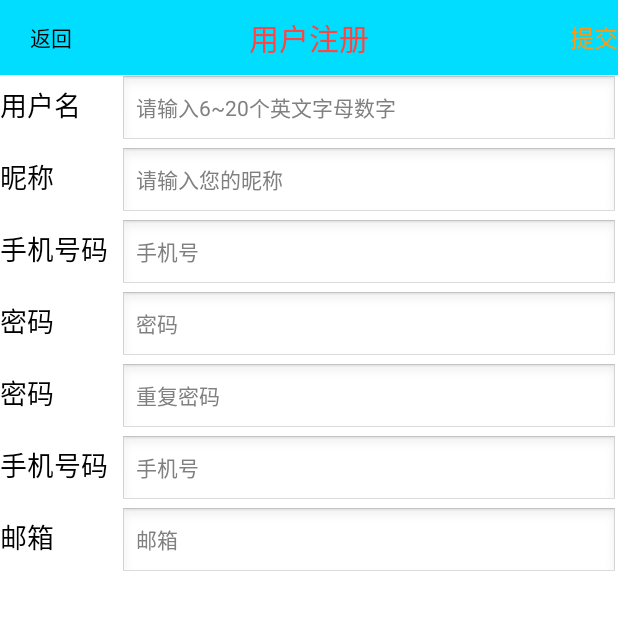
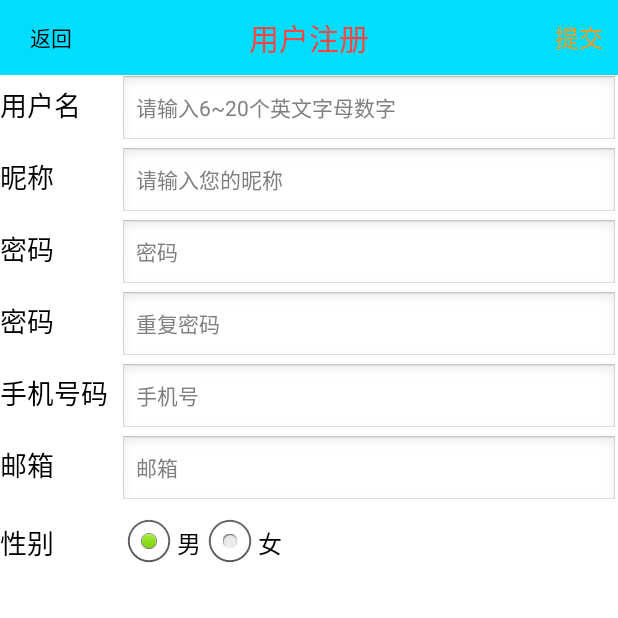
Before and after one commit to cjluzzl/TBTProjectAndroid, an Android app: the RegisterActivity screen opened directly, with no data from a screen before it, on a phone screen of 412 x 824 dp, the top half of it. Run offline under Robolectric (Android 15) with nearby library versions, the phone set to English and light mode, and no system bars.

Commit message:
添加了用户注册页面和部分细节优化

```diff
--- a/app/src/main/java/cn/cjluzzl/tbt/tbtproject/activity/RegisterActivity.java
+++ b/app/src/main/java/cn/cjluzzl/tbt/tbtproject/activity/RegisterActivity.java
@@ -2,7 +2,20 @@ package cn.cjluzzl.tbt.tbtproject.activity;
 
 import android.app.Activity;
 import android.os.Bundle;
+import android.text.TextUtils;
+import android.view.View;
 import android.view.Window;
+import android.widget.Button;
+import android.widget.EditText;
+import android.widget.RadioGroup;
+import android.widget.Toast;
+
+import com.lidroid.xutils.HttpUtils;
+import com.lidroid.xutils.exception.HttpException;
+import com.lidroid.xutils.http.RequestParams;
+import com.lidroid.xutils.http.ResponseInfo;
+import com.lidroid.xutils.http.callback.RequestCallBack;
+import com.lidroid.xutils.http.client.HttpRequest;
 
 import cn.cjluzzl.tbt.tbtproject.R;
 
@@ -14,10 +27,90 @@ import cn.cjluzzl.tbt.tbtproject.R;
  */
 
 public class RegisterActivity extends Activity {
+    Button btnBack;
+    Button btnSubmit;
+    EditText etUserName;
+    EditText etNickName;
+    EditText etPwd;
+    EditText etPwdAgain;
+    EditText etEmail;
+    EditText etPhoneNumber;
+
+    String UserName;
+    String NickName;
+    String Pwd;
+    String PwdAgain;
+    String Email;
+    String PhoneNumber;
+
+    RadioGroup rg;
+    String gender = "male";
     @Override
     protected void onCreate(Bundle savedInstanceState) {
         super.onCreate(savedInstanceState);
         requestWindowFeature(Window.FEATURE_NO_TITLE);
         setContentView(R.layout.register);
+        btnBack = (Button) findViewById(R.id.btn_register_back);
+        btnSubmit = (Button) findViewById(R.id.btn_register_submit);
+        etUserName = (EditText) findViewById(R.id.et_register_username);
+        etNickName = (EditText) findViewById(R.id.et_register_nick_name);
+        etEmail = (EditText) findViewById(R.id.et_register_email);
+        etPwd = (EditText) findViewById(R.id.et_register_passwd);
+        etPwdAgain = (EditText) findViewById(R.id.et_register_passwd_again);
+        etPhoneNumber = (EditText) findViewById(R.id.et_register_phone_number);
+        rg = (RadioGroup) findViewById(R.id.rg);
+        btnBack.setOnClickListener(new View.OnClickListener() {
+            @Override
+            public void onClick(View v) {
+                finish();
+            }
+        });
+        rg.setOnCheckedChangeListener(new RadioGroup.OnCheckedChangeListener() {
+            @Override
+            public void onCheckedChanged(RadioGroup group, int checkedId) {
+                if(checkedId == R.id.rb_male){
+                    gender = "male";
+                }
+                if(checkedId == R.id.rb_female){
+                    gender = "female";
+                }
+            }
+        });
+
+        btnSubmit.setOnClickListener(new View.OnClickListener() {
+            @Override
+            public void onClick(View v) {
+                UserName = etUserName.getText().toString();
+                NickName = etNickName.getText().toString();
+                Pwd = etPwd.getText().toString();
+                PwdAgain = etPwdAgain.getText().toString();
+                Email = etEmail.getText().toString();
+                PhoneNumber = etPhoneNumber.getText().toString();
+
+                RequestParams params = new RequestParams();
+                params.addBodyParameter("username",UserName);
+                params.addBodyParameter("pwd",Pwd);
+                params.addBodyParameter("email",Email);
+                params.addBodyParameter("phoneNumber", PhoneNumber);
+                params.addBodyParameter("gender",gender);
+                HttpUtils utils = new HttpUtils();
+                utils.send(HttpRequest.HttpMethod.POST, "http://192.168.155.1:8000/users/mobile_register/", params, new RequestCallBack<Object>() {
+                    @Override
+                    public void onSuccess(ResponseInfo<Object> responseInfo) {
+                        String result = (String) responseInfo.result;
+                        if(TextUtils.equals(result, "success")){
+                            Toast.makeText(RegisterActivity.this, "注册成功",Toast.LENGTH_SHORT).show();
+                        }else{
+                            Toast.makeText(RegisterActivity.this, "注册失败",Toast.LENGTH_SHORT).show();
+                        }
+                    }
+
+                    @Override
+                    public void onFailure(HttpException error, String msg) {
+                        Toast.makeText(RegisterActivity.this, "网络故障，请重试",Toast.LENGTH_SHORT).show();
+                    }
+                });
+            }
+        });
     }
 }
--- a/app/src/main/res/layout/login.xml
+++ b/app/src/main/res/layout/login.xml
@@ -41,6 +41,7 @@
             android:background="@null"
             android:layout_centerVertical="true"
             android:paddingRight="10dp"
+
             />
     </RelativeLayout>
 
--- a/app/src/main/res/layout/register.xml
+++ b/app/src/main/res/layout/register.xml
@@ -40,6 +40,7 @@
             android:layout_alignParentRight="true"
             android:background="@null"
             android:layout_centerVertical="true"
+            android:paddingRight="10dp"
             />
     </RelativeLayout>
 
@@ -92,29 +93,6 @@
     </LinearLayout>
 
 
-    <LinearLayout
-        android:layout_width="wrap_content"
-        android:layout_height="wrap_content"
-        android:orientation="horizontal"
-        >
-
-        <TextView
-            android:layout_width="80dp"
-            android:layout_height="wrap_content"
-            android:text="手机号码"
-            android:textSize="18sp"
-            android:textColor="#000"
-            />
-
-        <EditText
-            android:id="@+id/et_register_gender"
-            android:layout_width="332dp"
-            android:layout_height="wrap_content"
-            android:hint="手机号"
-            android:inputType="phone"
-            android:maxLength="20"
-            android:textSize="14sp" />
-    </LinearLayout>
 
     <LinearLayout
         android:layout_width="wrap_content"
@@ -212,4 +190,40 @@
             android:inputType="textEmailAddress"
             android:textSize="14sp" />
     </LinearLayout>
+
+    <LinearLayout
+        android:layout_width="wrap_content"
+        android:layout_height="wrap_content"
+        android:orientation="horizontal">
+
+        <TextView
+            android:layout_width="80dp"
+            android:layout_height="wrap_content"
+            android:layout_gravity="center_vertical"
+            android:text="性别"
+            android:textColor="#000"
+            android:textSize="18sp" />
+
+        <RadioGroup
+            android:id="@+id/rg"
+            android:layout_width="match_parent"
+            android:layout_height="wrap_content"
+            android:orientation="horizontal">
+
+            <RadioButton
+                android:id="@+id/rb_male"
+                android:layout_width="match_parent"
+                android:layout_height="wrap_content"
+                android:checked="true"
+                android:text="男"
+                android:textColor="#000"/>
+
+            <RadioButton
+                android:id="@+id/rb_female"
+                android:layout_width="wrap_content"
+                android:layout_height="wrap_content"
+                android:text="女"
+                android:textColor="#000"/>
+        </RadioGroup>
+    </LinearLayout>
 </LinearLayout>
```
Also changed, not shown: app/src/main/java/cn/cjluzzl/tbt/tbtproject/fragment/MeFragment.java (+9 -1 lines), app/src/main/res/layout/personal_infomation.xml (+31 -2 lines).
